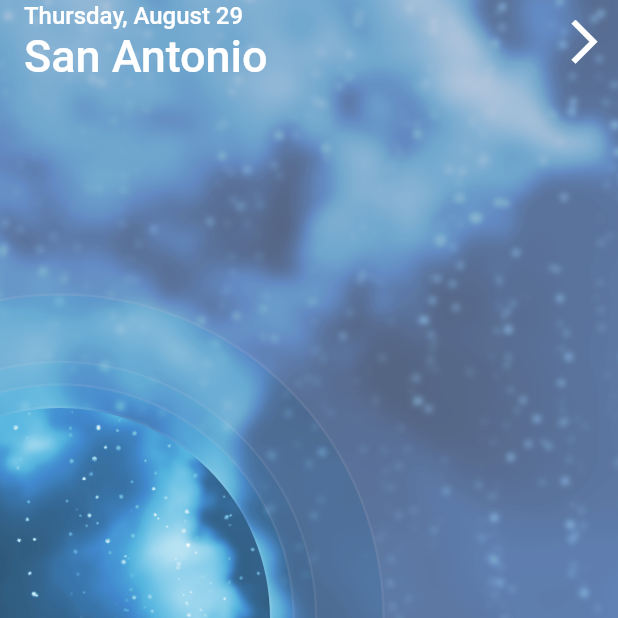
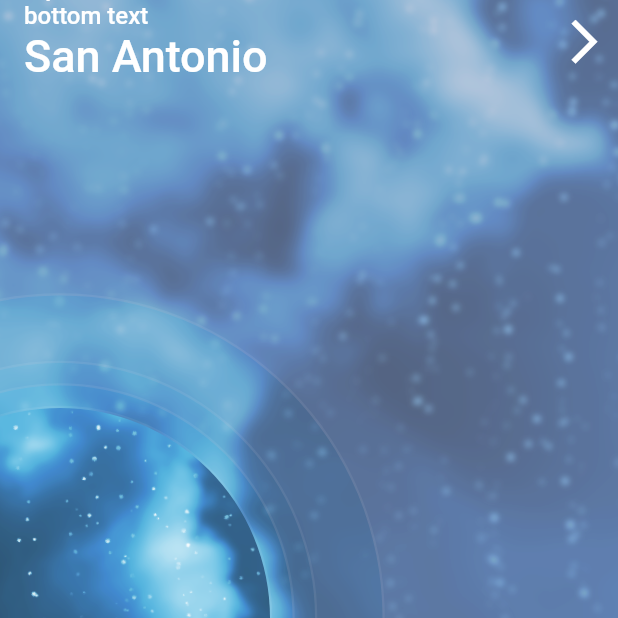
Before and after one commit to KeeperOfTheVoid/my-flutter-weather-app, a Flutter app: the screen it shows after launch, on a phone screen of 412 x 824 dp, the top half of it. Run offline on Flutter 3.47's test engine with Material 2 defaults, Android fonts, the phone set to English and light mode, and no system bars.

Commit message:
Add Spinner Text Widget
- Add Spinner Text Widget
- Add Fractional Translation to hide top text from view

```diff
--- a/lib/forecast/app_bar.dart
+++ b/lib/forecast/app_bar.dart
@@ -1,4 +1,5 @@
 import 'package:flutter/material.dart';
+import 'package:my_weather_app/generic_widgets/spinner_text.dart';
 
 class ForecastAppBar extends StatelessWidget {
 
@@ -17,12 +18,8 @@ class ForecastAppBar extends StatelessWidget {
       title: new Column(
         crossAxisAlignment: CrossAxisAlignment.start,
         children: <Widget>[
-          new Text(
-            'Thursday, August 29',
-            style: new TextStyle(
-              color: Colors.white,
-              fontSize: 16.0,
-            ),
+          new SpinnerText(
+            //
           ),
           new Text(
             'San Antonio',
--- /dev/null
+++ b/lib/generic_widgets/spinner_text.dart
@@ -0,0 +1,72 @@
+import 'package:flutter/material.dart';
+
+class SpinnerText extends StatefulWidget {
+
+  final String text;
+
+  SpinnerText({
+    this.text = '',
+  });
+
+  @override
+  _SpinnerTextState createState() => _SpinnerTextState();
+}
+
+class _SpinnerTextState extends State<SpinnerText> {
+
+
+  String topText = '';
+  String bottomText = '';
+
+
+  @override
+  void initState() {
+    super.initState();
+
+    bottomText = widget.text;
+  }
+
+  @override
+  void didUpdateWidget(SpinnerText oldWidget) {
+    super.didUpdateWidget(oldWidget);
+
+    if(widget.text != oldWidget.text) {
+      // Need to spin new value down
+      topText = widget.text;
+
+      // TODO Run animation
+    }
+  }
+
+  @override
+  Widget build(BuildContext context) {
+    return new Stack(
+      children: <Widget>[
+        new FractionalTranslation(
+          translation: new Offset(0.0, -1.0),
+          child: new Text(
+            'top text',
+            maxLines: 1,
+            overflow: TextOverflow.ellipsis,
+            style: new TextStyle(
+              color: Colors.white,
+              fontSize: 16.0,
+            ),
+          ),
+        ),
+        new FractionalTranslation(
+          translation: new Offset(0.0, 0.0),
+          child: new Text(
+            'bottom text',
+            maxLines: 1,
+            overflow: TextOverflow.ellipsis,
+            style: new TextStyle(
+              color: Colors.white,
+              fontSize: 16.0,
+            ),
+          ),
+        ),
+      ],
+    );
+  }
+}
```
